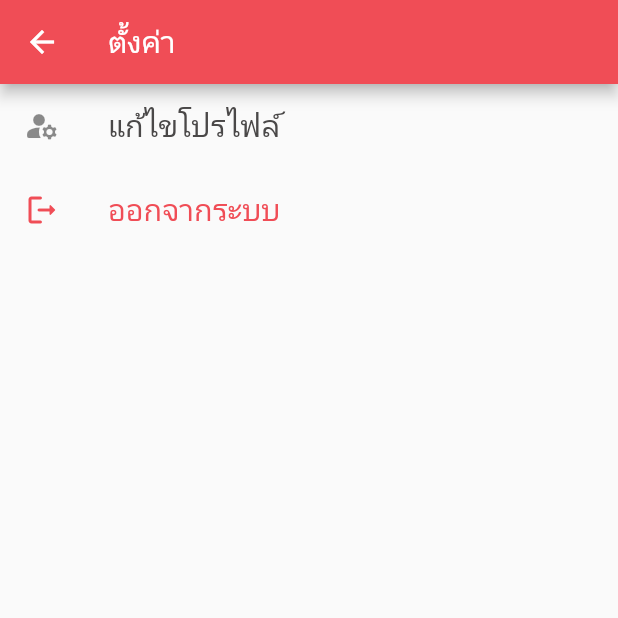
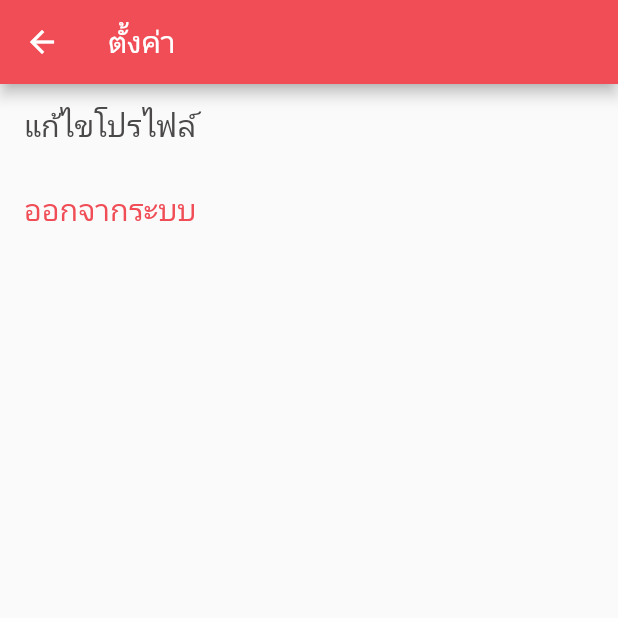
Before and after one commit to OoHuakoO/Ez-Cook, a Flutter app: the Home screen opened directly, item 4 of the bottom bar chosen, after a tap on the "settings" icon, on a phone screen of 412 x 824 dp, the top half of it. Run offline on Flutter 3.47's test engine with Material 2 defaults, Android fonts, the phone set to English and light mode, and no system bars; our stand-ins replace flutter_secure_storage, image_picker; accounts and stored records are empty; network calls fail.

Commit message:
ก่อนนอน

```diff
--- a/client/lib/pages/add_cook.dart
+++ b/client/lib/pages/add_cook.dart
@@ -1,21 +1,27 @@
-import 'dart:convert';
-
+import 'dart:io';
 import 'package:flutter/material.dart';
+import 'package:image_picker/image_picker.dart';
 
 class AddCook extends StatefulWidget {
+  AddCook({@required this.isUpdating});
+
+  final bool isUpdating;
   @override
   _AddCookState createState() => _AddCookState();
 }
 
 class _AddCookState extends State<AddCook> {
-  List<Map<String, dynamic>> _ingredientArray;
-  List<Map<String, dynamic>> _howtoCookArray;
-  int _timeCook;
-  String _categoryCook;
-  int _count;
-  String _result;
+  final _formKey = GlobalKey<FormState>();
 
-  final List<int> _timeCookOption = [10, 20, 30, 45, 60];
+  String nameCook;
+  String imageUrl;
+  File imageFile;
+  String timeCook;
+  String categoryCook;
+  List<String> ingredient = [];
+  List<String> howtoCook = [];
+
+  final List<String> _timeCookOption = ["10", "20", "30", "45", "60"];
   final List<String> _categoryCookOption = [
     'ทอด',
     'ต้ม',
@@ -28,54 +34,116 @@ class _AddCookState extends State<AddCook> {
   @override
   void initState() {
     super.initState();
-    _count = 3;
-    _result = '';
-    _ingredientArray = [
-      {"id": 0, "text": ""},
-      {"id": 1, "text": ""},
-      {"id": 2, "text": ""}
-    ];
-    _howtoCookArray = [
-      {"id": 0, "text": ""},
-      {"id": 1, "text": ""},
-      {"id": 2, "text": ""}
-    ];
+    ingredient = ["", "", ""];
+    howtoCook = ["", "", ""];
+    imageUrl =
+        "https://thaigifts.or.th/wp-content/uploads/2017/03/no-image.jpg";
   }
 
-  @override
-  Widget build(BuildContext context) {
   final TextStyle inputStyle = TextStyle(
     fontSize: 18,
     color: Colors.blue[900],
   );
   final TextStyle lableStyle = TextStyle(
-      fontSize: 18,
+    fontSize: 16,
     color: Colors.grey[900],
   );
 
-    return ListView(
-      padding: EdgeInsets.symmetric(horizontal: 20, vertical: 30),
+  getLocalImage() async {
+    final pickedFile =
+        await ImagePicker().getImage(source: ImageSource.gallery);
+
+    setState(() {
+      if (pickedFile != null) {
+        imageFile = File(pickedFile.path);
+      } else {
+        print('No image selected.');
+      }
+    });
+  }
+
+  submitCook() {
+    if (!_formKey.currentState.validate()) {
+      return;
+    } else if (imageFile == null) {
+      return;
+    }
+    print(imageFile);
+    print("name $nameCook");
+    print("name $timeCook");
+    print("name $categoryCook");
+    print("name $ingredient");
+    print("name $howtoCook");
+  }
+
+  // ignore: missing_return
+  Widget _showImage() {
+    if (imageFile == null && imageUrl == null) {
+      return Text("image placeholder");
+    } else if (imageFile != null) {
+      return Stack(
+        alignment: AlignmentDirectional.bottomCenter,
         children: [
-        Row(
+          Center(
+            child: Image.file(imageFile,
+                height: 250,
+                width: MediaQuery.of(context).size.width,
+                fit: BoxFit.cover),
+          ),
+          TextButton(
+              onPressed: () => getLocalImage(), child: Text("เปลี่ยนรูปภาพ")),
+        ],
+      );
+    } else if (imageUrl != null) {
+      return Stack(
+        alignment: AlignmentDirectional.bottomCenter,
+        children: [
+          Center(
+            child: Image.network(imageUrl,
+                height: 250,
+                width: MediaQuery.of(context).size.width,
+                fit: BoxFit.cover),
+          ),
+          TextButton(
+              onPressed: () => getLocalImage(), child: Text("เลือกรูปภาพ")),
+        ],
+      );
+    }
+  }
+
+  Widget _nameCook() {
+    return Row(
       children: [
         Expanded(
             flex: 1,
             child: Text(
-                  "ชื่อเมนู",
+              "ชื่อเมนูอาหาร",
               style: lableStyle,
             )),
         Expanded(
           flex: 2,
           child: TextFormField(
-                style: inputStyle,
+            keyboardType: TextInputType.text,
+            style: TextStyle(fontSize: 20),
+            validator: (String value) {
+              if (value.isEmpty) {
+                return 'โปรดกรอกชื่อเมนูอาหาร';
+              }
+              return null;
+            },
+            onChanged: (String value) {
+              // setState(() {
+              nameCook = value;
+              // });
+            },
           ),
         ),
       ],
-        ),
-        SizedBox(
-          height: 30,
-        ),
-        Row(
+    );
+  }
+
+  Widget _timeCook() {
+    return Row(
       children: [
         Expanded(
             flex: 1,
@@ -84,32 +152,45 @@ class _AddCookState extends State<AddCook> {
               style: lableStyle,
             )),
         Expanded(
-              flex: 2,
-              child: DropdownButton(
+          flex: 1,
+          child: DropdownButtonFormField(
+            focusColor: Colors.white,
             style: inputStyle,
             isExpanded: true,
-                items: _timeCookOption.map((int value) {
-                  return DropdownMenuItem<int>(
+            hint: Text(
+              "ใช้เวลากี่นาที?",
+              style: TextStyle(
+                  color: Colors.black38,
+                  fontSize: 14,
+                  fontWeight: FontWeight.w500),
+            ),
+            items: _timeCookOption.map((String value) {
+              return DropdownMenuItem<String>(
                   value: value,
                   child: Text(
                     '$value นาที',
                     style: lableStyle,
                   ));
             }).toList(),
-                value: _timeCook,
-                onChanged: (value) {
-                  setState(() {
-                    _timeCook = value;
-                  });
+            validator: (String value) {
+              if (value == null) {
+                return 'โปรดเลือกเวลาในการทำ';
+              }
+              return null;
+            },
+            onChanged: (String value) {
+              // setState(() {
+              timeCook = value;
+              // });
             },
           ),
         ),
       ],
-        ),
-        SizedBox(
-          height: 30,
-        ),
-        Row(
+    );
+  }
+
+  Widget _categoryCook() {
+    return Row(
       children: [
         Expanded(
             flex: 1,
@@ -118,10 +199,17 @@ class _AddCookState extends State<AddCook> {
               style: lableStyle,
             )),
         Expanded(
-              flex: 2,
-              child: DropdownButton(
+          flex: 1,
+          child: DropdownButtonFormField(
             style: inputStyle,
             isExpanded: true,
+            hint: Text(
+              "ผัด ทอด ต้ม นึ่ง ...",
+              style: TextStyle(
+                  color: Colors.black38,
+                  fontSize: 14,
+                  fontWeight: FontWeight.w500),
+            ),
             items: _categoryCookOption.map((String value) {
               return DropdownMenuItem<String>(
                   value: value,
@@ -130,80 +218,42 @@ class _AddCookState extends State<AddCook> {
                     style: lableStyle,
                   ));
             }).toList(),
-                value: _categoryCook,
-                onChanged: (value) {
-                  setState(() {
-                    _categoryCook = value;
-                  });
+            validator: (String value) {
+              if (value == null) {
+                return 'โปรดเลือกประเภทอาหาร';
+              }
+              return null;
+            },
+            onChanged: (String value) {
+              categoryCook = value;
             },
           ),
         ),
       ],
-        ),
-        SizedBox(
-          height: 30,
-        ),
-        Text(
-          "ส่วนผสม",
-          style: TextStyle(fontSize: 22),
-        ),
-        Flexible(
-            child: ListView.builder(
-                shrinkWrap: true,
-                itemCount: _ingredientArray.length,
-                itemBuilder: (context, index) {
-                  return _rowIngredient(index);
-                })),
-        SizedBox(
-          height: 5,
-        ),
-        TextButton(
-          onPressed: () {
-            addIngredient();
-          },
-          child: Text("เพิ่มส่วนผสม"),
-        ),
-        SizedBox(
-          height: 5,
-        ),
-        Text(
-          "วิธีการทำ",
-          style: TextStyle(fontSize: 22),
-        ),
-        Flexible(
-            child: ListView.builder(
-                shrinkWrap: true,
-                itemCount: _howtoCookArray.length,
-                itemBuilder: (context, index) {
-                  return _rowHowToCook(index);
-                })),
-        SizedBox(
-          height: 10,
-        ),
-        TextButton(
-          onPressed: () {
-            addHowToCook();
-          },
-          child: Text("เพิ่มวิธีการทำ"),
-        ),
-        SizedBox(
-          height: 10,
-        ),
-        Text(_result)
-      ],
     );
   }
 
-  _rowIngredient(int index) {
+  Widget _ingredientCook(ingredientItem, index) {
     return Row(
       children: [
         Text('${index + 1}'),
         SizedBox(width: 30),
-        Expanded(child: TextFormField(
-          onChanged: (val) {
-            _onTextUpdateIngredient(index, val);
+        Expanded(
+          child: TextFormField(
+            controller: TextEditingController(text: ingredientItem),
+            keyboardType: TextInputType.text,
+            style: TextStyle(fontSize: 20),
+            validator: (String value) {
+              if (value.isEmpty) {
+                return 'โปรดกรอกส่วนผสม';
+              }
+              return null;
             },
-        )),
+            onChanged: (String value) {
+              ingredient[index] = value;
+            },
+          ),
+        ),
         IconButton(
           icon: Icon(Icons.delete),
           onPressed: () {
@@ -214,110 +264,142 @@ class _AddCookState extends State<AddCook> {
     );
   }
 
-  addIngredient() {
-    var c = _count;
-    Map<String, dynamic> json = {'id': c, 'text': ''};
-    _ingredientArray.add(json);
+  Widget _dynamicIngredient() {
+    return Flexible(
+        child: ListView.builder(
+            shrinkWrap: true,
+            itemCount: ingredient.length,
+            itemBuilder: (context, index) {
+              var data = ingredient[index];
+              print(data);
+              return _ingredientCook(data, index);
+            }));
+  }
+
+  _addIngredient() {
     setState(() {
-      _count++;
-      _result = _prettyPrint(_ingredientArray);
+      ingredient.add("");
     });
   }
 
-  _onTextUpdateIngredient(int key, String val) {
-    int foundKey = -1;
-    for (var map in _ingredientArray) {
-      if (map.containsKey('id')) {
-        if (map['id'] == key) {
-          foundKey = key;
-          break;
-        }
-      }
-    }
-    if (foundKey != -1) {
-      _ingredientArray.removeWhere((map) {
-        return map['id'] == foundKey;
-      });
-    }
-    Map<String, dynamic> json = {'id': key, 'text': val};
-    _ingredientArray.add(json);
+  _onDeleteIngredient(index) {
     setState(() {
-      _result = _prettyPrint(_ingredientArray);
-    });
-    print(_ingredientArray);
-  }
-
-  _onDeleteIngredient(int key) {
-    _ingredientArray.removeWhere((map) {
-      return map['id'] == key;
-    });
-    setState(() {
-      _result = _prettyPrint(_ingredientArray);
+      ingredient.removeAt(index);
     });
   }
 
-  String _prettyPrint(jsonObject) {
-    var encoder = JsonEncoder.withIndent('    ');
-    return encoder.convert(jsonObject);
-  }
-
-  _rowHowToCook(int index) {
+  Widget _howtoCook(howtoCookItem, index) {
     return Row(
       children: [
         Text('${index + 1}'),
         SizedBox(width: 30),
-        Expanded(child: TextFormField(
-          onChanged: (val) {
-            _onTextUpdateHowtoCook(index, val);
+        Expanded(
+          child: TextFormField(
+            controller: TextEditingController(text: howtoCookItem),
+            keyboardType: TextInputType.text,
+            style: TextStyle(fontSize: 20),
+            validator: (String value) {
+              if (value.isEmpty) {
+                return 'โปรดกรอกวิธีทำ';
+              }
+              return null;
             },
-        )),
+            onChanged: (String value) {
+              howtoCook[index] = value;
+            },
+          ),
+        ),
         IconButton(
           icon: Icon(Icons.delete),
           onPressed: () {
-            _onDeleteHowToCook(index);
+            _onDeletehowtoCook(index);
           },
         )
       ],
     );
   }
 
-  addHowToCook() {
-    var c = _howtoCookArray.length + 1;
-    print(_howtoCookArray);
-    Map<String, dynamic> json = {'id': c, 'text': ''};
-    _howtoCookArray.add(json);
+  Widget _dynamicHowtoCook() {
+    return Stack(children: [
+      ListView.builder(
+          shrinkWrap: true,
+          itemCount: howtoCook.length,
+          itemBuilder: (context, index) {
+            var data = howtoCook[index];
+            print(data);
+            return _howtoCook(data, index);
+          }),
+    ]);
+  }
+
+  _addHowToCook() {
     setState(() {
-      _count++;
-      _result = _prettyPrint(_ingredientArray);
+      ingredient.add("");
     });
   }
 
-  _onTextUpdateHowtoCook(int key, String val) {
-    int foundKey = -1;
-    for (var map in _howtoCookArray) {
-      if (map.containsKey('id')) {
-        if (map['id'] == key) {
-          foundKey = key;
-          break;
+  _onDeletehowtoCook(index) {
+    setState(() {
+      howtoCook.removeAt(index);
+    });
+  }
+
+  @override
+  Widget build(BuildContext context) {
+    return SingleChildScrollView(
+      padding: const EdgeInsets.all(15.0),
+      child: Form(
+        key: _formKey,
+        child: Column(
+          children: [
+            Padding(
+              padding: const EdgeInsets.all(8.0),
+              child: _showImage(),
+            ),
+            Padding(
+              padding: const EdgeInsets.all(8.0),
+              child: _nameCook(),
+            ),
+            Padding(
+              padding: const EdgeInsets.all(8.0),
+              child: _timeCook(),
+            ),
+            Padding(
+              padding: const EdgeInsets.all(8.0),
+              child: _categoryCook(),
+            ),
+            Text(
+              "ส่วนผสม",
+              style: lableStyle,
+            ),
+            Padding(
+              padding: const EdgeInsets.all(8.0),
+              child: _dynamicIngredient(),
+            ),
+            TextButton(
+                onPressed: () => _addIngredient(), child: Text("เพิ่มส่วนผสม")),
+            Text(
+              "วิธีการทำ",
+              style: lableStyle,
+            ),
+            Padding(
+              padding: const EdgeInsets.all(8.0),
+              child: _dynamicHowtoCook(),
+            ),
+            TextButton(
+                onPressed: () => _addHowToCook(),
+                child: Text("เพิ่มวิธีการทำ")),
+            SizedBox(
+              width: double.infinity,
+              height: 50,
+              child: ElevatedButton(
+                child: Text("สร้างเมนูอาหาร"),
+                onPressed: () => submitCook(),
+              ),
+            ),
+          ],
+        ),
+      ),
+    );
   }
 }
-    }
-    if (foundKey != -1) {
-      _howtoCookArray.removeWhere((map) {
-        return map['id'] == foundKey;
-      });
-    }
-    Map<String, dynamic> json = {'id': key, 'text': val};
-    _howtoCookArray.add(json);
-    print(_howtoCookArray);
-  }
-
-  _onDeleteHowToCook(int key) {
-    _howtoCookArray.removeWhere((map) {
-      return map['id'] == key;
-    });
-    setState(() {
-      _result = _prettyPrint(_howtoCookArray);
-    });
-  }
-}
--- a/client/lib/pages/home.dart
+++ b/client/lib/pages/home.dart
@@ -29,7 +29,7 @@ class _HomeState extends State<Home> {
   Widget getBody() {
     List<Widget> pages = [
       Homepage(),
-      AddCook(),
+      AddCook(isUpdating: null),
       Rank(),
       Profile(),
     ];
@@ -107,18 +107,17 @@ class _HomeState extends State<Home> {
         backgroundColor: Color(0xFFF04D56),
         title: Text("จัดอันดับ"),
       );
-    }
-     else if (pageIndex == 3) {
+    } else if (pageIndex == 3) {
       return AppBar(
         backgroundColor: Color(0xFFF04D56),
         title: Text("โปรไฟล์"),
         actions: [
           InkWell(
-            onTap: (){
-               Navigator.push(
-                          context,
-                          MaterialPageRoute(builder: (context) => Setting()),
-                        );
+            onTap: () {
+              Navigator.push(
+                context,
+                MaterialPageRoute(builder: (context) => Setting()),
+              );
             },
             child: Padding(
               padding: const EdgeInsets.only(left: 0, right: 20),
--- a/client/lib/pages/setting.dart
+++ b/client/lib/pages/setting.dart
@@ -18,35 +18,29 @@ class _SettingState extends State<Setting> {
       body: Column(
         children: [
           ListTile(
-         leading: Icon(Icons.manage_accounts_rounded,),
+            //  leading: Icon(Icons.manage_accounts_rounded,),
             title: Text("แก้ไขโปรไฟล์",
-                  style: TextStyle(fontSize: 20,color: Color(0xFF4A4848))),
-         onTap: (){
+                style: TextStyle(fontSize: 20, color: Color(0xFF4A4848))),
+            onTap: () {
               Navigator.push(
                 context,
                 MaterialPageRoute(builder: (context) => Edit_Profile()),
               );
             },
-
-
           ),
           ListTile(
-         leading: Icon(Icons.logout_rounded,color: Color(0xFFF04D56),),
+            //  leading: Icon(Icons.logout_rounded,color: Color(0xFFF04D56),),
             title: Text("ออกจากระบบ",
-                  style: TextStyle(fontSize: 20,color: Color(0xFFF04D56))),
-         onTap: (){
+                style: TextStyle(fontSize: 20, color: Color(0xFFF04D56))),
+            onTap: () {
               Navigator.push(
                 context,
                 MaterialPageRoute(builder: (context) => Edit_Profile()),
               );
             },
-
-
           ),
         ],
       ),
-
-
     );
   }
 }
--- a/client/pubspec.yaml
+++ b/client/pubspec.yaml
@@ -31,6 +31,8 @@ dependencies:
   imagebutton: ^0.0.6
   modal_bottom_sheet: ^2.0.0
   flutter_secure_storage: ^4.2.0
+  image_picker: ^0.7.5+2
+  provider: ^5.0.0
 
 dev_dependencies:
   flutter_test:
```
Also changed, not shown: client/lib/widgets/bottom_nav.dart (deleted, +0 -49 lines). Lines whose indentation alone changed are shown as unchanged.
